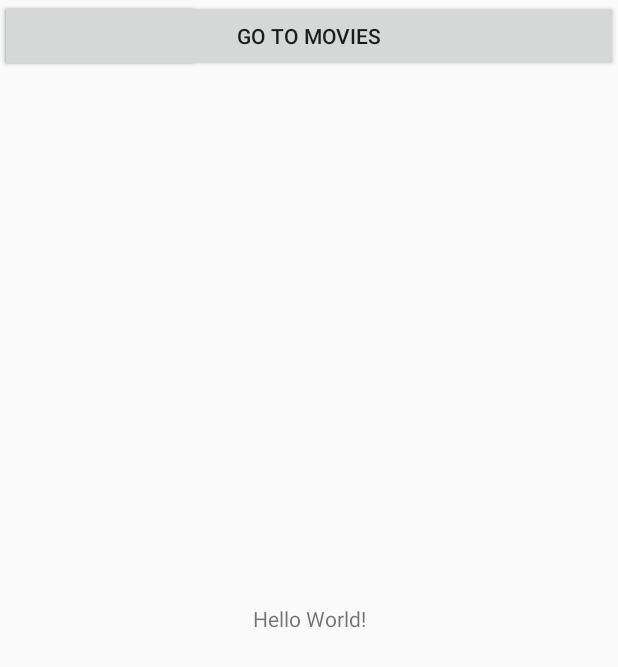
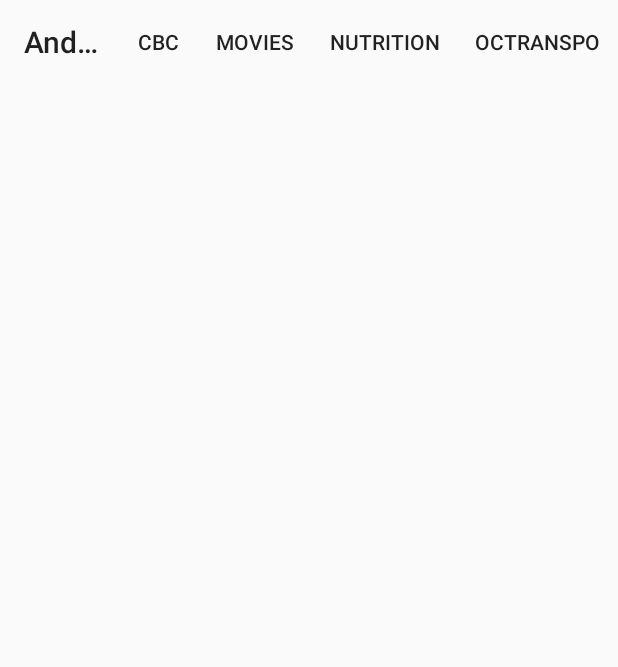
Before and after one commit to mpelu/AndroidGroupProject, an Android app: the screen it shows after launch (MainActivity), on a phone screen of 412 x 824 dp. Shown: the top 667 px of the screen. Run offline under Robolectric (Android 15) with nearby library versions, the phone set to English and light mode, and no system bars.

Commit message:
retry commit

```diff
--- a/app/src/main/java/com/example/mpelu/androidgroupproject/MainActivity.java
+++ b/app/src/main/java/com/example/mpelu/androidgroupproject/MainActivity.java
@@ -1,52 +1,50 @@
 package com.example.mpelu.androidgroupproject;
-
-import android.app.Activity;
 
 import android.content.Intent;
 import android.os.Bundle;
-import android.widget.Button;
+import android.support.v7.app.AppCompatActivity;
+import android.support.v7.widget.Toolbar;
+import android.view.Menu;
+import android.view.MenuItem;
 
-
-import android.content.Context;
-import android.content.Intent;
-import android.os.Bundle;
-import android.util.Log;
-import android.view.View;
-import android.widget.Button;
-
-public class MainActivity extends Activity {
-    final Context ctx = this;
-    final int movieCode = 42;
- Button nutritionBtn;
-
+public class MainActivity extends AppCompatActivity {
     @Override
     protected void onCreate(Bundle savedInstanceState) {
         super.onCreate(savedInstanceState);
         setContentView(R.layout.activity_main);
+        Toolbar projBar = findViewById(R.id.projToolbar);
+        setSupportActionBar(projBar);
+    }
 
-        nutritionBtn = findViewById(R.id.nutritionInfoBtn);
+    @Override
+    public boolean onCreateOptionsMenu(Menu menu){
+        getMenuInflater().inflate(R.menu.proj_nav, menu);
+        return true;
+    }
 
-        nutritionBtn.setOnClickListener( e -> {
-                    Intent intent = new Intent(MainActivity.this, NutritionDatabase.class);
-                    startActivity(intent);
-                });
-
-        Button toMovies = findViewById(R.id.goToMovie);
-
-        toMovies.setOnClickListener(new View.OnClickListener() {
-            @Override
-            public void onClick(View v) {
-                Intent nextScreen = new Intent(ctx, Movies.class);
-                startActivityForResult(nextScreen, movieCode);
-            }
-
-        });
+    @Override
+    public boolean onOptionsItemSelected(MenuItem item){
+        switch(item.getItemId()){
+            case R.id.CBC:
+//                Intent cbc = new Intent(MainActivity.this, CBC.class);
+//                startActivityForResult(cbc, 100);
+                break;
+            case R.id.Movies:
+                Intent movies = new Intent(MainActivity.this, Movies.class);
+                startActivityForResult(movies, 200);
+                break;
+            case R.id.Nutrition:
+                Intent nutrition = new Intent(MainActivity.this, NutritionDatabase.class);
+                startActivityForResult(nutrition, 300);
+                break;
+            case R.id.OCTranspo:
+//                Intent octranspo = new Intent(MainActivity.this, OcTranspo.class);
+//                startActivityForResult(octranspo, 400);
+                break;
+            default:
+        }
+        return false;
     }
 
 
-
-
-
-    //set on activity result button
-
 }
--- a/app/src/main/java/com/example/mpelu/androidgroupproject/MovieDatabaseHelper.java
+++ b/app/src/main/java/com/example/mpelu/androidgroupproject/MovieDatabaseHelper.java
@@ -16,7 +16,7 @@ public class MovieDatabaseHelper extends SQLiteOpenHelper {
 
     @Override
     public void onCreate(SQLiteDatabase db){
-        db.execSQL("CREATE TABLE " + TABLE_NAME + " (_id INTEGER PRIMARY KEY AUTOINCREMENT, title text, year INTEGER, rated text, runtime INTEGER, actors text, plot text, filename text)");
+        db.execSQL("CREATE TABLE " + TABLE_NAME + " (_id INTEGER PRIMARY KEY AUTOINCREMENT, title text, year INTEGER, rated text, runtime INTEGER, actors text, plot text)");
     }
 
     @Override
--- a/app/src/main/java/com/example/mpelu/androidgroupproject/MovieDetails.java
+++ b/app/src/main/java/com/example/mpelu/androidgroupproject/MovieDetails.java
@@ -4,6 +4,7 @@ import android.app.FragmentManager;
 import android.support.v4.app.FragmentTransaction;
 import android.support.v7.app.AppCompatActivity;
 import android.os.Bundle;
+import android.widget.Button;
 
 public class MovieDetails extends AppCompatActivity {
 
@@ -22,6 +23,6 @@ public class MovieDetails extends AppCompatActivity {
 //        ftrans.replace()
         //this holds info
 
-        //TODO button
+
     }
 }
--- a/app/src/main/java/com/example/mpelu/androidgroupproject/NutritionDatabase.java
+++ b/app/src/main/java/com/example/mpelu/androidgroupproject/NutritionDatabase.java
@@ -51,7 +51,7 @@ public class NutritionDatabase extends ListActivity {
       nutritionFavesListView.setAdapter(new ArrayAdapter<String>(
               (this), R.layout.activity_nutrition_database, R.id.nutritionListView, nutritionFaves));
         Toast toastOn = Toast.makeText(this, "Toast's up", Toast.LENGTH_LONG);
-      searchBtn.setOnClickListener(e -> toastOn.show());
+//      searchBtn.setOnClickListener(e -> toastOn.show());
 
     }
 
--- a/app/src/main/res/layout/activity_main.xml
+++ b/app/src/main/res/layout/activity_main.xml
@@ -1,30 +1,17 @@
 <?xml version="1.0" encoding="utf-8"?>
-<android.support.constraint.ConstraintLayout xmlns:android="http://schemas.android.com/apk/res/android"
+<RelativeLayout xmlns:android="http://schemas.android.com/apk/res/android"
     xmlns:app="http://schemas.android.com/apk/res-auto"
     xmlns:tools="http://schemas.android.com/tools"
     android:layout_width="match_parent"
     android:layout_height="match_parent"
     tools:context=".MainActivity">
 
-    <TextView
-        android:layout_width="wrap_content"
-        android:layout_height="wrap_content"
-        android:text="Hello World!"
-        app:layout_constraintBottom_toBottomOf="parent"
-        app:layout_constraintLeft_toLeftOf="parent"
-        app:layout_constraintRight_toRightOf="parent"
-        app:layout_constraintTop_toTopOf="parent" />
-    <Button
-        android:id="@+id/nutritionInfoBtn"
-        android:layout_width="wrap_content"
-        android:layout_height="wrap_content"
-        android:text="Nutrition Info"
-        />
-
-    <Button
-        android:id="@+id/goToMovie"
+    <android.support.v7.widget.Toolbar
+        android:id="@+id/projToolbar"
         android:layout_width="match_parent"
         android:layout_height="wrap_content"
-        android:text="@string/goToMovie"/>
+        android:layout_alignParentStart="true"
+        android:layout_alignParentTop="true"
+        app:menu="@menu/proj_nav" />
 
-</android.support.constraint.ConstraintLayout>
+</RelativeLayout>
--- a/app/src/main/res/layout/activity_movie_favourites.xml
+++ b/app/src/main/res/layout/activity_movie_favourites.xml
@@ -6,6 +6,12 @@
     android:layout_height="match_parent"
     tools:context=".MovieFavourites">
 
+    <Button
+        android:id="@+id/toMovieFrag"
+        android:layout_width="match_parent"
+        android:layout_height="wrap_content"
+        android:text="@string/toMovieFragment"/>
+
     <ListView
         android:id="@+id/movieList"
         android:layout_width="match_parent"
--- a/app/src/main/res/layout/activity_movies.xml
+++ b/app/src/main/res/layout/activity_movies.xml
@@ -9,7 +9,6 @@
 
     <android.support.v7.widget.Toolbar
         android:id="@+id/toolbar"
-        android:minHeight="?attr/actionBarSize"
         android:layout_width="match_parent"
         android:layout_height="wrap_content"
         android:layout_alignParentStart="true"
@@ -17,7 +16,7 @@
         app:menu="@menu/movie_nav" />
 
     <TextView
-        android:id="@+id/searchResult"
+        android:id="@+id/searchTitle"
         android:layout_width="match_parent"
         android:layout_height="wrap_content"
         android:layout_below="@+id/toolbar"/>
@@ -26,7 +25,7 @@
         android:id="@+id/searchYear"
         android:layout_width="match_parent"
         android:layout_height="wrap_content"
-        android:layout_below="@+id/searchResult"/>
+        android:layout_below="@+id/searchTitle"/>
 
     <TextView
         android:id="@+id/searchRated"
--- a/app/src/main/res/menu/proj_nav.xml
+++ b/app/src/main/res/menu/proj_nav.xml
@@ -1,4 +1,29 @@
 <?xml version="1.0" encoding="utf-8"?>
-<menu xmlns:android="http://schemas.android.com/apk/res/android">
+<menu xmlns:android="http://schemas.android.com/apk/res/android"
+    xmlns:app="http://schemas.android.com/apk/res-auto">
+
+    <item
+        android:id="@+id/CBC"
+        android:title="CBC"
+        app:showAsAction="always"
+        android:orderInCategory="100" />
+
+    <item
+        android:id="@+id/Movies"
+        android:title="Movies"
+        app:showAsAction="always"
+        android:orderInCategory="200" />
+
+    <item
+        android:id="@+id/Nutrition"
+        android:title="Nutrition"
+        app:showAsAction="always"
+        android:orderInCategory="300" />
+
+    <item
+        android:id="@+id/OCTranspo"
+        android:title="OCTranspo"
+        app:showAsAction="always"
+        android:orderInCategory="400" />
 
 </menu>
--- a/app/src/main/res/values/strings.xml
+++ b/app/src/main/res/values/strings.xml
@@ -11,15 +11,15 @@
     <string name="movie_dialog_title">Movie Activity</string>
     <string name="ok">Ok</string>
     <string name="cancel">Cancel</string>
-    <string name="movie_snackbar">This is a snackbar</string>
     <string name="search_text_button">this is some text</string>
     <string name="aboutMovies">About</string>
     <string name="searchMovies">Search</string>
     <string name="movieData">Movie data</string>
     <string name="movie_stats_dialog">some dialogue</string>
     <string name="movie_stats_dialog_title">Movie Statistics</string>
-    <string name="movieSaveDelete">Save or Unsave</string>
     <string name="addMovieToFaves">Add to Favourites</string>
+    <string name="toMovieFragment">To Movie Fragment</string>
+    <string name="thisIsMovieFrag">This is the movie Fragment</string>
 
 
 </resources>
```
Also changed, not shown: app/src/main/java/com/example/mpelu/androidgroupproject/MovieFavourites.java (+16 -5 lines), app/src/main/java/com/example/mpelu/androidgroupproject/Movies.java (+42 -88 lines), app/src/main/res/layout/activity_movie_details.xml (+2 -12 lines).
